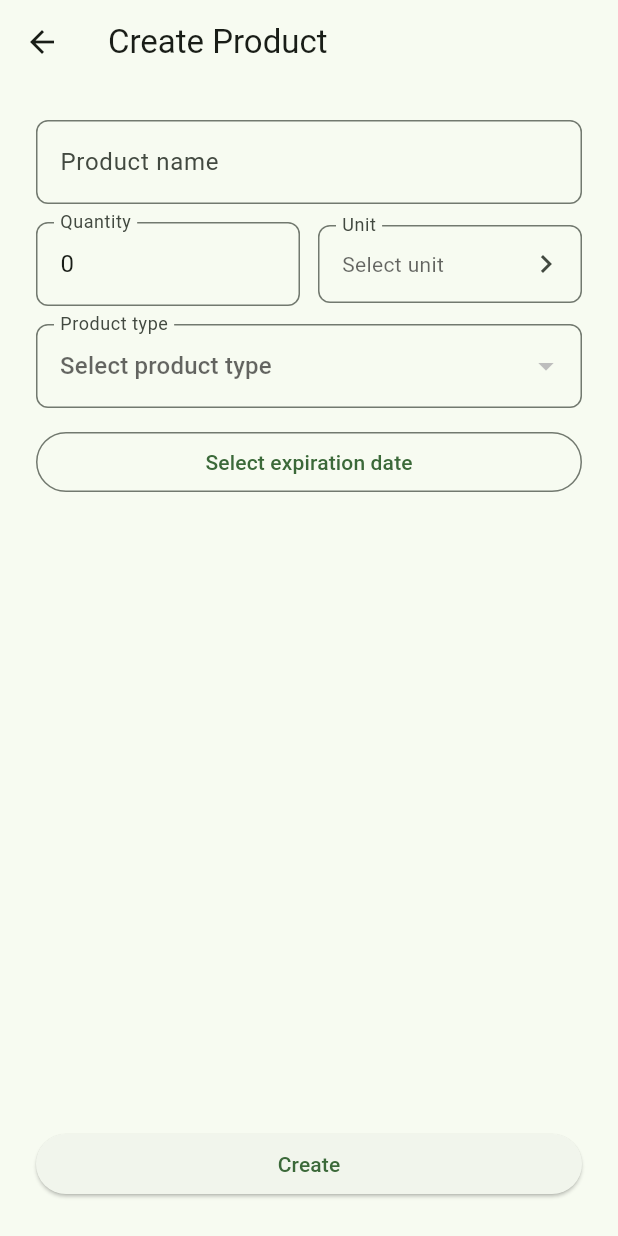
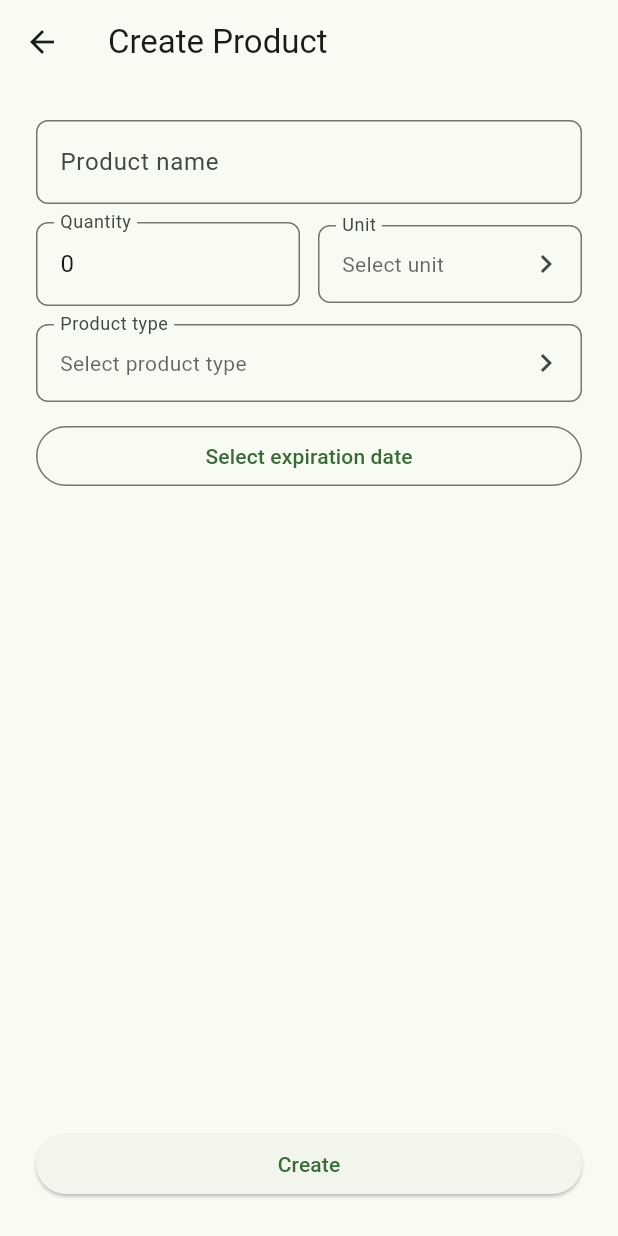
Before and after one commit to TudoEmCasa/mobile-app, a Flutter app: the ProductFormPage screen opened directly, on a phone screen of 412 x 824 dp. Run offline on Flutter 3.47's test engine with Material 3 defaults, Android fonts, the phone set to English and light mode, and no system bars; our stand-ins replace drift, flutter_riverpod; accounts and stored records are empty; generated files the repository leaves out were written again.

Commit message:
feat: enhance product type selection in product form and list pages

```diff
--- a/lib/features/products/presentation/pages/product_form_page.dart
+++ b/lib/features/products/presentation/pages/product_form_page.dart
@@ -1,6 +1,8 @@
 import 'package:flutter/material.dart';
 import 'package:flutter_riverpod/flutter_riverpod.dart';
+import 'package:tudo_em_casa/features/product_types/data/models/index.dart';
 import 'package:tudo_em_casa/features/product_types/data/providers/product_type_repository_provider.dart';
+import 'package:tudo_em_casa/features/product_types/presentation/pages/index.dart';
 import 'package:tudo_em_casa/features/units/data/models/index.dart';
 import 'package:tudo_em_casa/features/units/data/providers/unit_repository_provider.dart';
 import 'package:tudo_em_casa/features/units/presentation/pages/index.dart';
@@ -20,6 +22,7 @@ class _ProductFormPageState extends ConsumerState<ProductFormPage> {
   late TextEditingController _nameController;
   late TextEditingController _quantityController;
   int? _selectedProductTypeId;
+  ProductTypeModel? _selectedProductType;
   int? _selectedUnitId;
   UnitModel? _selectedUnit;
   DateTime? _expirationDate;
@@ -37,6 +40,7 @@ class _ProductFormPageState extends ConsumerState<ProductFormPage> {
       text: _isEditMode ? widget.product!.quantity.toString() : '0',
     );
     _selectedProductTypeId = _isEditMode ? widget.product!.productTypeId : null;
+    _selectedProductType = _isEditMode ? widget.product!.productType : null;
     _selectedUnitId = _isEditMode ? widget.product!.unitId : null;
     _selectedUnit = _isEditMode ? widget.product!.unit : null;
     _expirationDate = _isEditMode ? widget.product!.expirationDate : null;
@@ -81,6 +85,26 @@ class _ProductFormPageState extends ConsumerState<ProductFormPage> {
       setState(() {
         _selectedUnit = selectedUnit;
         _selectedUnitId = selectedUnit.id;
+      });
+    }
+  }
+
+  Future<void> _selectProductType() async {
+    final selectedProductType = await Navigator.of(context)
+        .push<ProductTypeModel>(
+          MaterialPageRoute(
+            builder: (context) => ProductTypeListPage(
+              selectionMode: true,
+              selectionTitle: 'Select Product Type',
+              selectedProductTypeId: _selectedProductTypeId,
+            ),
+          ),
+        );
+
+    if (selectedProductType != null) {
+      setState(() {
+        _selectedProductType = selectedProductType;
+        _selectedProductTypeId = selectedProductType.id;
       });
     }
   }
@@ -160,6 +184,26 @@ class _ProductFormPageState extends ConsumerState<ProductFormPage> {
 
     final productTypesAsync = ref.watch(watchAllProductTypesProvider);
     final unitsAsync = ref.watch(watchAllUnitsProvider);
+    final selectedProductTypeFromList = productTypesAsync.maybeWhen(
+      data: (productTypes) {
+        if (_selectedProductType != null) {
+          return _selectedProductType;
+        }
+
+        if (_selectedProductTypeId == null) {
+          return null;
+        }
+
+        for (final productType in productTypes) {
+          if (productType.id == _selectedProductTypeId) {
+            return productType;
+          }
+        }
+
+        return null;
+      },
+      orElse: () => _selectedProductType,
+    );
     final selectedUnitFromList = unitsAsync.maybeWhen(
       data: (units) {
         if (_selectedUnit != null) {
@@ -250,31 +294,28 @@ class _ProductFormPageState extends ConsumerState<ProductFormPage> {
                 ],
               ),
               const SizedBox(height: 12),
-              productTypesAsync.when(
-                data: (types) {
-                  return DropdownButtonFormField<int>(
-                    value: _selectedProductTypeId,
-                    decoration: InputDecoration(
-                      labelText: 'Product type',
-                      border: OutlineInputBorder(
-                        borderRadius: BorderRadius.circular(8),
-                      ),
+              InkWell(
+                onTap: _isSubmitting ? null : _selectProductType,
+                borderRadius: BorderRadius.circular(8),
+                child: InputDecorator(
+                  decoration: InputDecoration(
+                    labelText: 'Product type',
+                    border: OutlineInputBorder(
+                      borderRadius: BorderRadius.circular(8),
                     ),
-                    items: types
-                        .map(
-                          (t) => DropdownMenuItem(
-                            value: t.id,
-                            child: Text(t.name),
+                    suffixIcon: const Icon(Icons.chevron_right),
+                  ),
+                  child: Text(
+                    selectedProductTypeFromList != null
+                        ? selectedProductTypeFromList.name
+                        : 'Select product type',
+                    style: selectedProductTypeFromList != null
+                        ? null
+                        : Theme.of(context).textTheme.bodyMedium?.copyWith(
+                            color: Theme.of(context).hintColor,
                           ),
-                        )
-                        .toList(),
-                    onChanged: (v) =>
-                        setState(() => _selectedProductTypeId = v),
-                    hint: const Text('Select product type'),
-                  );
-                },
-                loading: () => const SizedBox(),
-                error: (e, s) => const SizedBox(),
+                  ),
+                ),
               ),
               const SizedBox(height: 12),
               Row(
```
Also changed, not shown: lib/features/product_types/presentation/pages/product_type_list_page.dart (+19 -2 lines), lib/features/product_types/presentation/widgets/product_type_item_widget.dart (+25 -2 lines).
